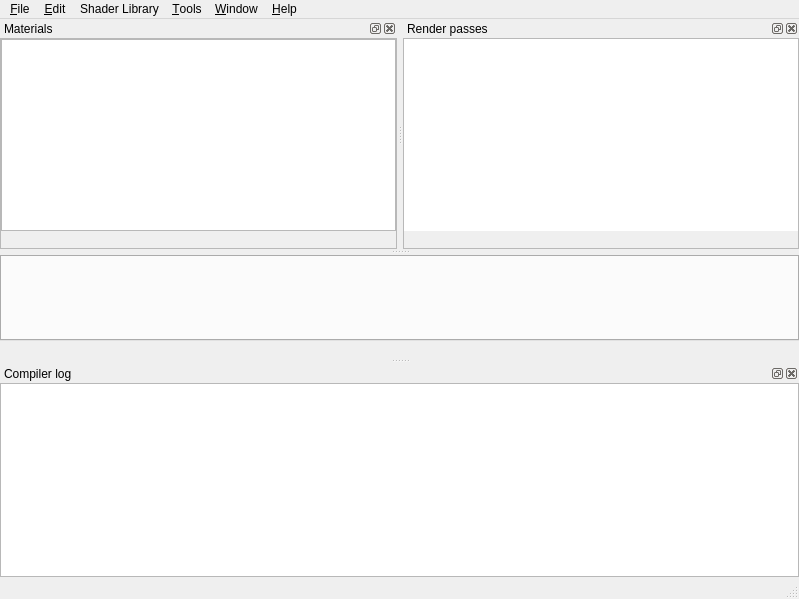
tonttu/Shaderkit, file app/mainwindow.ui: the form before one commit.
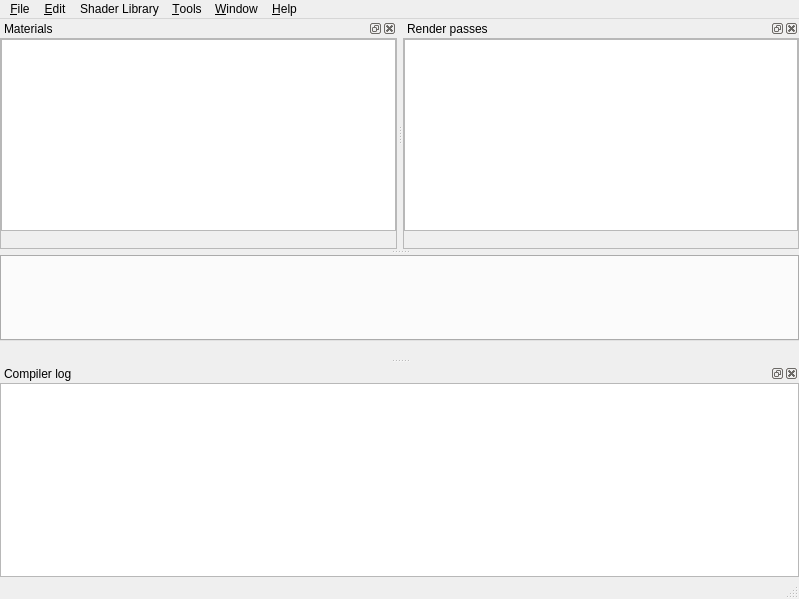
The form after the commit. Icons and pictures are not drawn. Custom widgets are drawn as their Qt base class.

What changed in the file:
```diff
--- a/app/mainwindow.ui
+++ b/app/mainwindow.ui
@@ -306,48 +306,6 @@
      </property>
      <item>
       <widget class="RenderPassProperties" name="renderpass_properties">
-       <property name="frameShape">
-        <enum>QFrame::NoFrame</enum>
-       </property>
-       <property name="dragEnabled">
-        <bool>true</bool>
-       </property>
-       <property name="dragDropMode">
-        <enum>QAbstractItemView::InternalMove</enum>
-       </property>
-       <property name="selectionMode">
-        <enum>QAbstractItemView::SingleSelection</enum>
-       </property>
-       <property name="verticalScrollMode">
-        <enum>QAbstractItemView::ScrollPerPixel</enum>
-       </property>
-       <property name="rootIsDecorated">
-        <bool>false</bool>
-       </property>
-       <property name="animated">
-        <bool>true</bool>
-       </property>
-       <property name="headerHidden">
-        <bool>true</bool>
-       </property>
-       <property name="columnCount">
-        <number>3</number>
-       </property>
-       <column>
-        <property name="text">
-         <string notr="true">1</string>
-        </property>
-       </column>
-       <column>
-        <property name="text">
-         <string notr="true">2</string>
-        </property>
-       </column>
-       <column>
-        <property name="text">
-         <string notr="true">3</string>
-        </property>
-       </column>
       </widget>
      </item>
      <item>
@@ -614,7 +572,7 @@
   </customwidget>
   <customwidget>
    <class>RenderPassProperties</class>
-   <extends>QTreeWidget</extends>
+   <extends>QTableWidget</extends>
    <header>render_pass_properties.hpp</header>
   </customwidget>
  </customwidgets>
```
